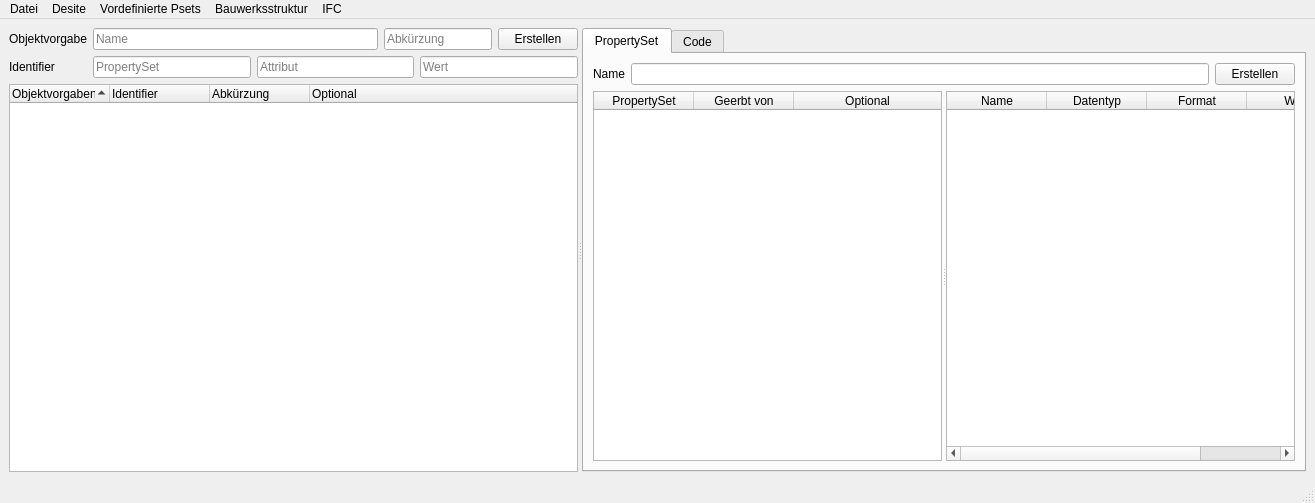
First picture: the form in src/som_gui/qt_designs/MainWindow.ui, repository c-mellueh/SOM-Toolkit, before the edit.
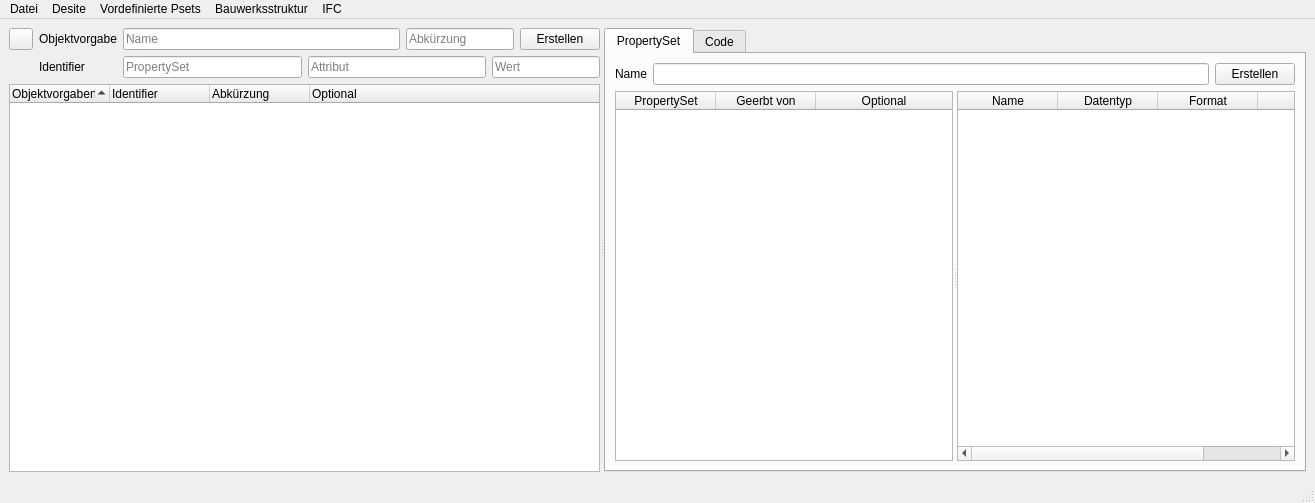
Second picture: the form after the edit.

Commit message: add Search Button to

```diff
--- a/src/som_gui/qt_designs/MainWindow.ui
+++ b/src/som_gui/qt_designs/MainWindow.ui
@@ -30,102 +30,17 @@
        <layout class="QVBoxLayout" name="verticalLayout_objects">
         <item>
          <layout class="QGridLayout" name="gridLayout_objects">
-          <item row="1" column="0">
-           <widget class="QLabel" name="label_Ident">
-            <property name="toolTip">
-             <string>Anhand des Identifiers wird bestimmt, welche Objektvorgabe auf eine Entität angewendet werden muss</string>
-            </property>
+          <item row="0" column="5">
+           <widget class="QPushButton" name="button_objects_add">
             <property name="text">
-             <string>Identifier</string>
+             <string>Erstellen</string>
             </property>
-           </widget>
-          </item>
-          <item row="1" column="2">
-           <widget class="QLineEdit" name="lineEdit_ident_attribute">
-            <property name="sizePolicy">
-             <sizepolicy hsizetype="Expanding" vsizetype="Fixed">
-              <horstretch>0</horstretch>
-              <verstretch>0</verstretch>
-             </sizepolicy>
-            </property>
-            <property name="toolTip">
-             <string>Name des Identifier Attributes</string>
-            </property>
-            <property name="frame">
+            <property name="autoDefault">
              <bool>true</bool>
             </property>
-            <property name="echoMode">
-             <enum>QLineEdit::Normal</enum>
-            </property>
-            <property name="placeholderText">
-             <string>Attribut</string>
-            </property>
-            <property name="cursorMoveStyle">
-             <enum>Qt::LogicalMoveStyle</enum>
-            </property>
            </widget>
           </item>
-          <item row="1" column="1">
-           <widget class="QLineEdit" name="lineEdit_ident_pSet">
-            <property name="sizePolicy">
-             <sizepolicy hsizetype="Expanding" vsizetype="Fixed">
-              <horstretch>0</horstretch>
-              <verstretch>0</verstretch>
-             </sizepolicy>
-            </property>
-            <property name="toolTip">
-             <string>Name des PropertySets in dem das Identifier Attribut sich befindet</string>
-            </property>
-            <property name="frame">
-             <bool>true</bool>
-            </property>
-            <property name="echoMode">
-             <enum>QLineEdit::Normal</enum>
-            </property>
-            <property name="placeholderText">
-             <string>PropertySet</string>
-            </property>
-           </widget>
-          </item>
-          <item row="0" column="0">
-           <widget class="QLabel" name="label_object_name">
-            <property name="sizePolicy">
-             <sizepolicy hsizetype="Preferred" vsizetype="Preferred">
-              <horstretch>0</horstretch>
-              <verstretch>0</verstretch>
-             </sizepolicy>
-            </property>
-            <property name="minimumSize">
-             <size>
-              <width>30</width>
-              <height>0</height>
-             </size>
-            </property>
-            <property name="lineWidth">
-             <number>1</number>
-            </property>
-            <property name="text">
-             <string>Objektvorgabe</string>
-            </property>
-           </widget>
-          </item>
-          <item row="1" column="3">
-           <widget class="QLineEdit" name="lineEdit_ident_value">
-            <property name="toolTip">
-             <string>&lt;html&gt;&lt;head/&gt;&lt;body&gt;&lt;p&gt;Wert des Identifier Attributes&lt;/p&gt;&lt;p&gt;Dieser Wert darf nur einmal vorkommen.&lt;/p&gt;&lt;/body&gt;&lt;/html&gt;</string>
-            </property>
-            <property name="frame">
-             <bool>true</bool>
-            </property>
-            <property name="echoMode">
-             <enum>QLineEdit::Normal</enum>
-            </property>
-            <property name="placeholderText">
-             <string>Wert</string>
-            </property>
-           </widget>
-          </item>
-          <item row="0" column="1" colspan="3">
+          <item row="0" column="2" colspan="3">
            <layout class="QHBoxLayout" name="horizontalLayout_object_button">
             <item>
              <widget class="QLineEdit" name="line_edit_object_name">
@@ -168,18 +83,134 @@
               </property>
              </widget>
             </item>
-            <item>
-             <widget class="QPushButton" name="button_objects_add">
-              <property name="text">
-               <string>Erstellen</string>
-              </property>
-              <property name="autoDefault">
-               <bool>true</bool>
-              </property>
-             </widget>
-            </item>
            </layout>
           </item>
+          <item row="1" column="2">
+           <widget class="QLineEdit" name="lineEdit_ident_pSet">
+            <property name="sizePolicy">
+             <sizepolicy hsizetype="Expanding" vsizetype="Fixed">
+              <horstretch>0</horstretch>
+              <verstretch>0</verstretch>
+             </sizepolicy>
+            </property>
+            <property name="toolTip">
+             <string>Name des PropertySets in dem das Identifier Attribut sich befindet</string>
+            </property>
+            <property name="frame">
+             <bool>true</bool>
+            </property>
+            <property name="echoMode">
+             <enum>QLineEdit::Normal</enum>
+            </property>
+            <property name="placeholderText">
+             <string>PropertySet</string>
+            </property>
+           </widget>
+          </item>
+          <item row="0" column="1">
+           <widget class="QLabel" name="label_object_name">
+            <property name="sizePolicy">
+             <sizepolicy hsizetype="Preferred" vsizetype="Preferred">
+              <horstretch>0</horstretch>
+              <verstretch>0</verstretch>
+             </sizepolicy>
+            </property>
+            <property name="minimumSize">
+             <size>
+              <width>30</width>
+              <height>0</height>
+             </size>
+            </property>
+            <property name="lineWidth">
+             <number>1</number>
+            </property>
+            <property name="text">
+             <string>Objektvorgabe</string>
+            </property>
+           </widget>
+          </item>
+          <item row="1" column="3">
+           <widget class="QLineEdit" name="lineEdit_ident_attribute">
+            <property name="sizePolicy">
+             <sizepolicy hsizetype="Expanding" vsizetype="Fixed">
+              <horstretch>0</horstretch>
+              <verstretch>0</verstretch>
+             </sizepolicy>
+            </property>
+            <property name="toolTip">
+             <string>Name des Identifier Attributes</string>
+            </property>
+            <property name="frame">
+             <bool>true</bool>
+            </property>
+            <property name="echoMode">
+             <enum>QLineEdit::Normal</enum>
+            </property>
+            <property name="placeholderText">
+             <string>Attribut</string>
+            </property>
+            <property name="cursorMoveStyle">
+             <enum>Qt::LogicalMoveStyle</enum>
+            </property>
+           </widget>
+          </item>
+          <item row="0" column="0">
+           <widget class="QPushButton" name="button_search">
+            <property name="sizePolicy">
+             <sizepolicy hsizetype="Maximum" vsizetype="Fixed">
+              <horstretch>0</horstretch>
+              <verstretch>0</verstretch>
+             </sizepolicy>
+            </property>
+            <property name="minimumSize">
+             <size>
+              <width>24</width>
+              <height>0</height>
+             </size>
+            </property>
+            <property name="maximumSize">
+             <size>
+              <width>24</width>
+              <height>24</height>
+             </size>
+            </property>
+            <property name="text">
+             <string/>
+            </property>
+            <property name="iconSize">
+             <size>
+              <width>16</width>
+              <height>16</height>
+             </size>
+            </property>
+           </widget>
+          </item>
+          <item row="1" column="4" colspan="2">
+           <widget class="QLineEdit" name="lineEdit_ident_value">
+            <property name="toolTip">
+             <string>&lt;html&gt;&lt;head/&gt;&lt;body&gt;&lt;p&gt;Wert des Identifier Attributes&lt;/p&gt;&lt;p&gt;Dieser Wert darf nur einmal vorkommen.&lt;/p&gt;&lt;/body&gt;&lt;/html&gt;</string>
+            </property>
+            <property name="frame">
+             <bool>true</bool>
+            </property>
+            <property name="echoMode">
+             <enum>QLineEdit::Normal</enum>
+            </property>
+            <property name="placeholderText">
+             <string>Wert</string>
+            </property>
+           </widget>
+          </item>
+          <item row="1" column="1">
+           <widget class="QLabel" name="label_Ident">
+            <property name="toolTip">
+             <string>Anhand des Identifiers wird bestimmt, welche Objektvorgabe auf eine Entität angewendet werden muss</string>
+            </property>
+            <property name="text">
+             <string>Identifier</string>
+            </property>
+           </widget>
+          </item>
          </layout>
         </item>
         <item>
```
Left out of the diff: 1 changed line with no effect on the pictures. The commit also changes 2 other files.
